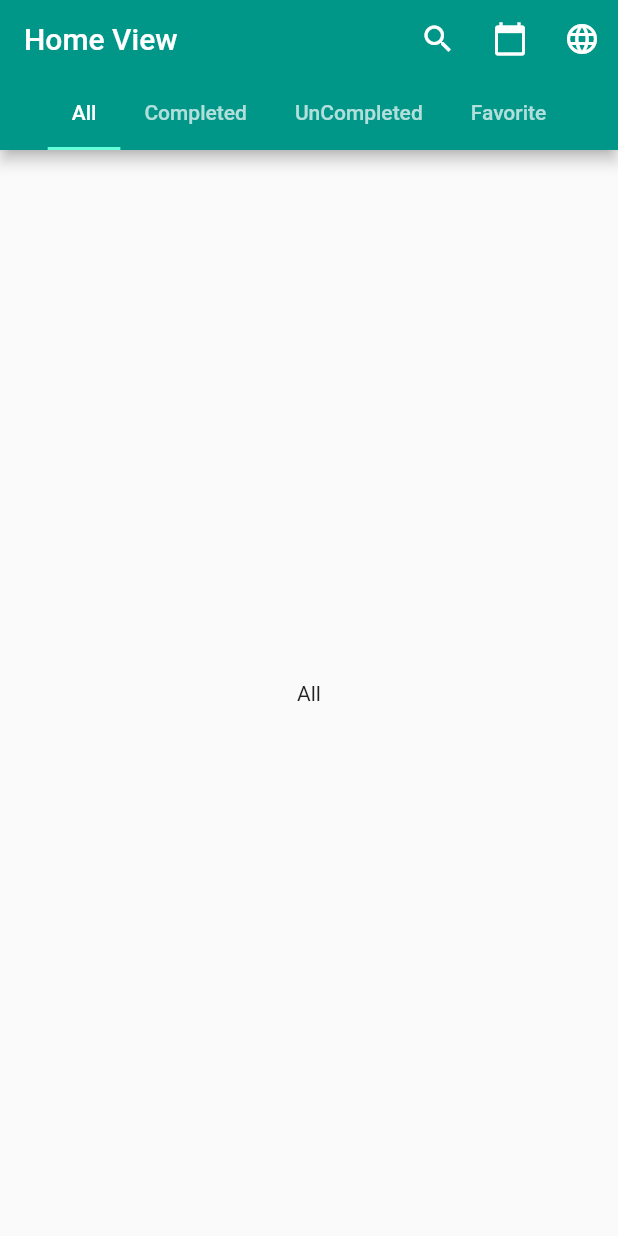
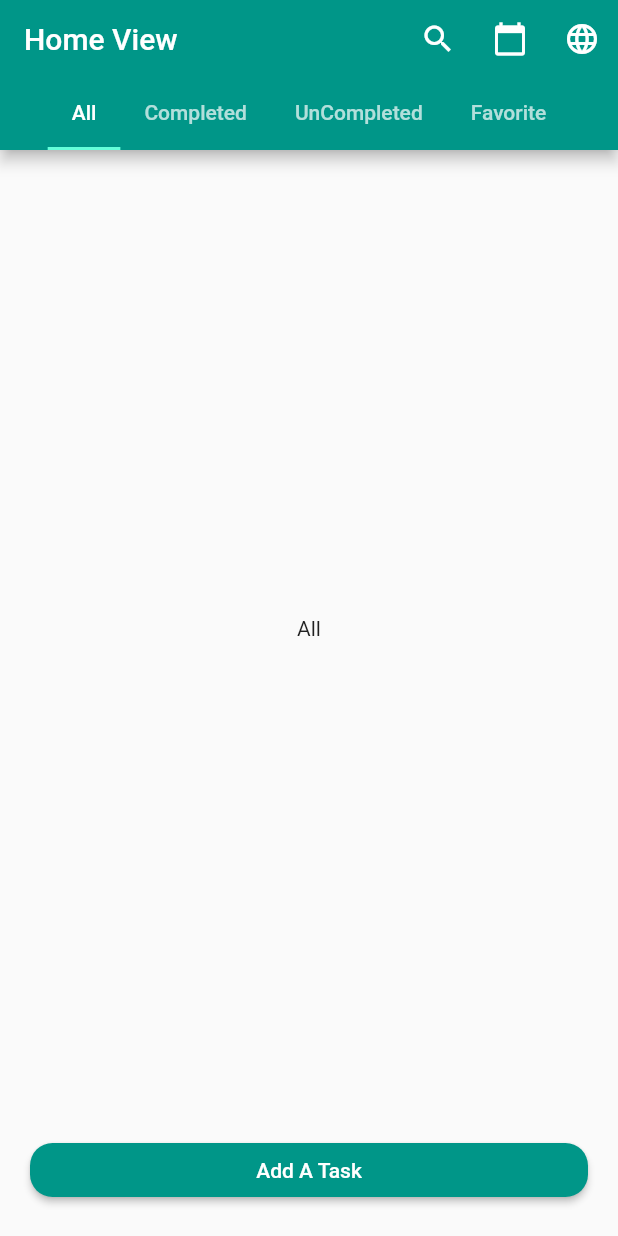
Before and after one commit to the-best-is-best/m_todo_app_tutorial, a Flutter app: the screen it shows after launch, on a phone screen of 412 x 824 dp. Run offline on Flutter 3.47's test engine with Material 2 defaults, Android fonts, the phone set to English and light mode, and no system bars.

Commit message:
ended home page

```diff
--- a/lib/presentation/home/view/home_view.dart
+++ b/lib/presentation/home/view/home_view.dart
@@ -7,17 +7,44 @@ class HomeView extends StatelessWidget {
 
   @override
   Widget build(BuildContext context) {
-    return const DefaultTabController(
+    return DefaultTabController(
       length: 4,
       child: Scaffold(
-        appBar: PreferredSize(
+        appBar: const PreferredSize(
             preferredSize: Size.fromHeight(100.0), child: MyAppBar()),
-        body: TabBarView(children: [
-          AllTasks(),
-          CompletedTasks(),
-          AllTasks(),
-          CompletedTasks()
-        ]),
+        body: Padding(
+          padding: const EdgeInsets.all(10.0),
+          child: SizedBox(
+            height: MediaQuery.of(context).size.height,
+            child: Stack(
+              children: [
+                SizedBox(
+                  height: MediaQuery.of(context).size.height * .75,
+                  child: const TabBarView(children: [
+                    AllTasks(),
+                    CompletedTasks(),
+                    AllTasks(),
+                    CompletedTasks()
+                  ]),
+                ),
+                Positioned(
+                  bottom: 10,
+                  left: 10,
+                  right: 10,
+                  child: SizedBox(
+                      width: MediaQuery.of(context).size.width,
+                      child: ElevatedButton(
+                        style: ElevatedButton.styleFrom(
+                            shape: RoundedRectangleBorder(
+                                borderRadius: BorderRadius.circular(15))),
+                        onPressed: () {},
+                        child: Text("Add A Task"),
+                      )),
+                )
+              ],
+            ),
+          ),
+        ),
       ),
     );
   }
```
